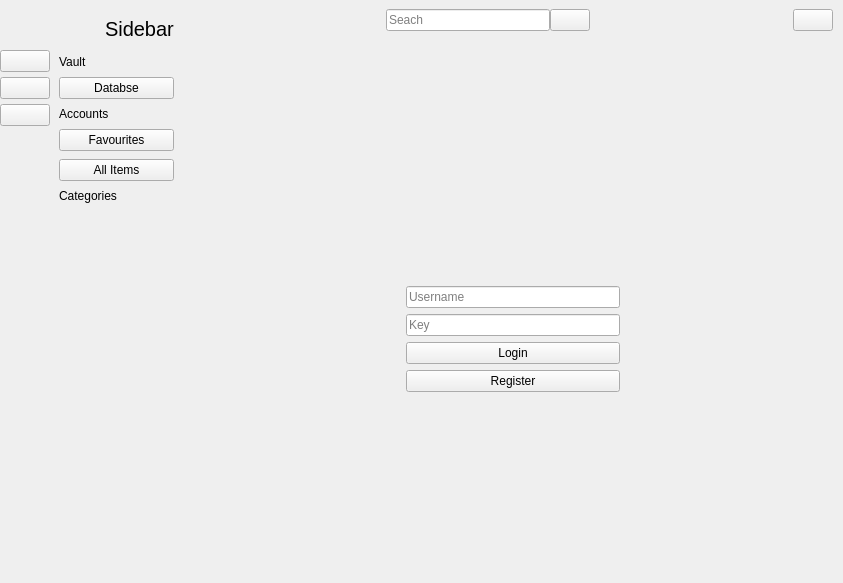
Above: passcipher/ui/sidebar.ui from AdamJow/PassCipher before the change. Below: the same form after it.
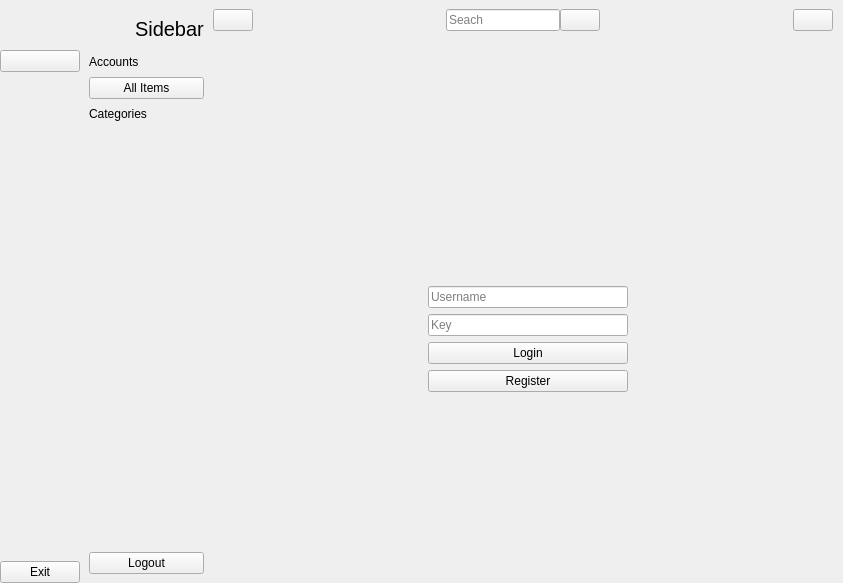
That is the form after the change. Icons and pictures are not drawn.

Patch:
```diff
--- a/passcipher/ui/sidebar.ui
+++ b/passcipher/ui/sidebar.ui
@@ -72,6 +72,26 @@
           <property name="bottomMargin">
            <number>0</number>
           </property>
+          <item>
+           <widget class="QPushButton" name="sidebar_btn">
+            <property name="text">
+             <string/>
+            </property>
+            <property name="icon">
+             <iconset resource="static/resource.qrc">
+              <normaloff>:/icon/icon/sidebar_list.ico</normaloff>:/icon/icon/sidebar_list.ico</iconset>
+            </property>
+            <property name="iconSize">
+             <size>
+              <width>17</width>
+              <height>17</height>
+             </size>
+            </property>
+            <property name="checkable">
+             <bool>true</bool>
+            </property>
+           </widget>
+          </item>
           <item>
            <spacer name="horizontalSpacer">
             <property name="orientation">
@@ -627,37 +647,6 @@
          <property name="spacing">
           <number>8</number>
          </property>
-         <item>
-          <widget class="QLabel" name="vault_text_label">
-           <property name="text">
-            <string>Vault</string>
-           </property>
-          </widget>
-         </item>
-         <item>
-          <widget class="QPushButton" name="vault_btn_2">
-           <property name="text">
-            <string>Databse</string>
-           </property>
-           <property name="icon">
-            <iconset resource="static/resource.qrc">
-             <normaloff>:/icon/icon/vault(off).png</normaloff>
-             <normalon>:/icon/icon/vault(on).png</normalon>:/icon/icon/vault(off).png</iconset>
-           </property>
-           <property name="iconSize">
-            <size>
-             <width>14</width>
-             <height>14</height>
-            </size>
-           </property>
-           <property name="checkable">
-            <bool>true</bool>
-           </property>
-           <property name="autoExclusive">
-            <bool>true</bool>
-           </property>
-          </widget>
-         </item>
          <item>
           <widget class="QLabel" name="accounts_text_label">
            <property name="text">
@@ -665,30 +654,6 @@
            </property>
           </widget>
          </item>
-         <item>
-          <widget class="QPushButton" name="favourites_btn_2">
-           <property name="text">
-            <string>Favourites</string>
-           </property>
-           <property name="icon">
-            <iconset resource="static/resource.qrc">
-             <normaloff>:/icon/icon/favourites(off).png</normaloff>
-             <normalon>:/icon/icon/favourites(on).png</normalon>:/icon/icon/favourites(off).png</iconset>
-           </property>
-           <property name="iconSize">
-            <size>
-             <width>14</width>
-             <height>14</height>
-            </size>
-           </property>
-           <property name="checkable">
-            <bool>true</bool>
-           </property>
-           <property name="autoExclusive">
-            <bool>true</bool>
-           </property>
-          </widget>
-         </item>
          <item>
           <widget class="QPushButton" name="accounts_btn_2">
            <property name="text">
@@ -735,6 +700,13 @@
          </property>
         </spacer>
        </item>
+       <item>
+        <widget class="QPushButton" name="logout_btn_2">
+         <property name="text">
+          <string>Logout</string>
+         </property>
+        </widget>
+       </item>
       </layout>
      </widget>
     </item>
@@ -790,54 +762,6 @@
          <property name="spacing">
           <number>5</number>
          </property>
-         <item>
-          <widget class="QPushButton" name="vault_btn_1">
-           <property name="text">
-            <string/>
-           </property>
-           <property name="icon">
-            <iconset resource="static/resource.qrc">
-             <normaloff>:/icon/icon/vault(off).png</normaloff>
-             <normalon>:/icon/icon/vault(on).png</normalon>:/icon/icon/vault(off).png</iconset>
-           </property>
-           <property name="iconSize">
-            <size>
-             <width>20</width>
-             <height>20</height>
-            </size>
-           </property>
-           <property name="checkable">
-            <bool>true</bool>
-           </property>
-           <property name="autoExclusive">
-            <bool>true</bool>
-           </property>
-          </widget>
-         </item>
-         <item>
-          <widget class="QPushButton" name="favourites_btn_1">
-           <property name="text">
-            <string/>
-           </property>
-           <property name="icon">
-            <iconset resource="static/resource.qrc">
-             <normaloff>:/icon/icon/favourites(off).png</normaloff>
-             <normalon>:/icon/icon/favourites(on).png</normalon>:/icon/icon/favourites(off).png</iconset>
-           </property>
-           <property name="iconSize">
-            <size>
-             <width>20</width>
-             <height>20</height>
-            </size>
-           </property>
-           <property name="checkable">
-            <bool>true</bool>
-           </property>
-           <property name="autoExclusive">
-            <bool>true</bool>
-           </property>
-          </widget>
-         </item>
          <item>
           <widget class="QPushButton" name="accounts_btn_1">
            <property name="text">
@@ -877,6 +801,13 @@
          </property>
         </spacer>
        </item>
+       <item>
+        <widget class="QPushButton" name="logout_btn_1">
+         <property name="text">
+          <string>Exit</string>
+         </property>
+        </widget>
+       </item>
       </layout>
      </widget>
     </item>
```
Left out of the diff: 97 changed lines with no effect on the pictures.
